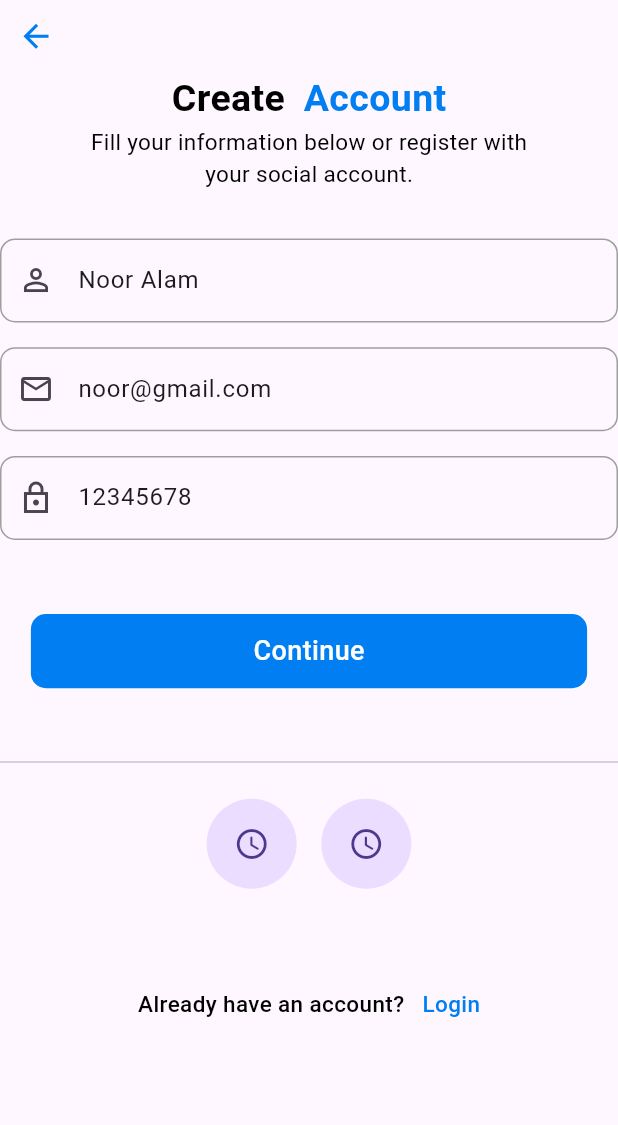
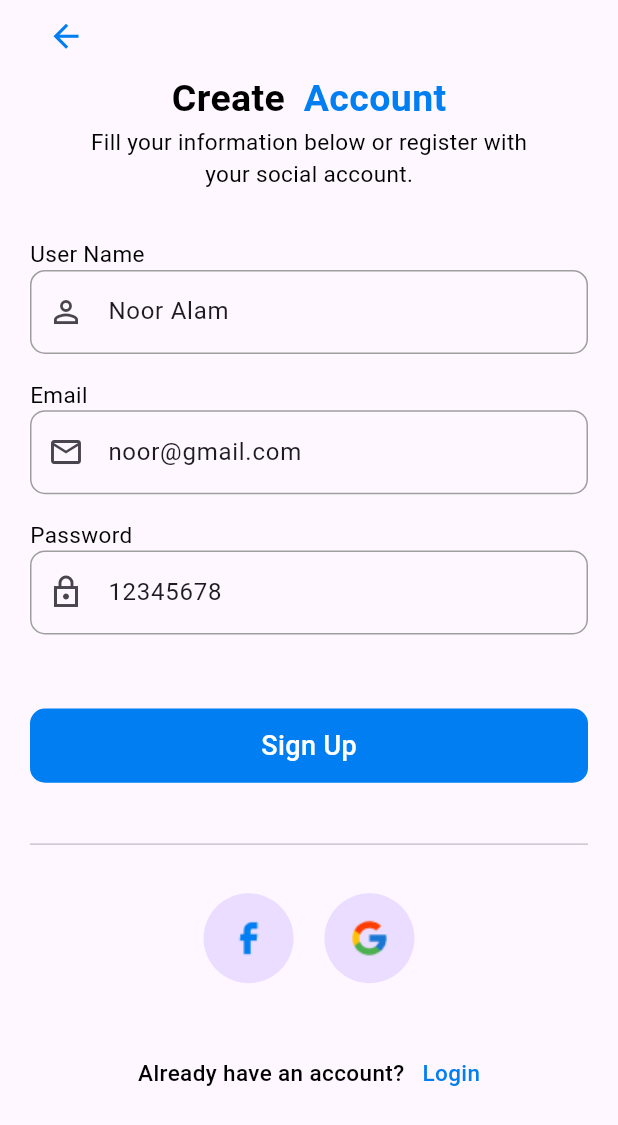
Before and after one commit to nooralom1/Hotel_Booking_app, a Flutter app: the screen it shows after launch, on a phone screen of 412 x 824 dp. Shown: the top 1125 px of the screen. Run offline on Flutter 3.47's test engine with Material 3 defaults, Android fonts, the phone set to English and light mode, and no system bars; our stand-ins replace get; missing offline and left inert: flutter_timer_countdown.

```diff
--- a/lib/view/screen/auth/sign_up.dart
+++ b/lib/view/screen/auth/sign_up.dart
@@ -2,9 +2,13 @@ import 'package:flutter/material.dart';
 import 'package:get/get.dart';
 import 'package:hotel_booking_app/controller/getx_controller/auth/sign_up.dart';
 import 'package:hotel_booking_app/utils/app_color.dart';
+import 'package:hotel_booking_app/view/common_widget/common_back_button.dart';
 import 'package:hotel_booking_app/view/common_widget/common_button.dart';
 import 'package:hotel_booking_app/view/common_widget/common_loading_button.dart';
 import 'package:hotel_booking_app/view/common_widget/common_text.dart';
+import 'package:hotel_booking_app/view/screen/auth/sign_in.dart';
+import 'package:hotel_booking_app/view/screen/auth/verify.dart';
+import 'package:hotel_booking_app/view/screen/auth/widget/circle_button.dart';
 import 'package:hotel_booking_app/view/screen/auth/widget/mail_field.dart';
 import 'package:hotel_booking_app/view/screen/auth/widget/name_field.dart';
 import 'package:hotel_booking_app/view/screen/auth/widget/pass_field.dart';
@@ -20,103 +24,92 @@ class SignUp extends StatelessWidget {
     return Scaffold(
       body: SafeArea(
         child: SingleChildScrollView(
+          child: Padding(
+            padding: const EdgeInsets.symmetric(horizontal: 20),
             child: Column(
               children: [
-              Row(
-                mainAxisAlignment: MainAxisAlignment.start,
-                children: [
-                  IconButton(
-                    onPressed: () {
-                      Get.back();
-                    },
-                    icon: const Icon(
-                      Icons.arrow_back,
-                      color: AppColor.primaryColor,
-                      size: 25,
-                    ),
-                  ),
-                ],
-              ),
-              Row(
-                mainAxisAlignment: MainAxisAlignment.center,
-                children: [
+                const Row(mainAxisAlignment: MainAxisAlignment.start, children: [
+                  CommonBackButton(),
+                ]),
+                Row(mainAxisAlignment: MainAxisAlignment.center, children: [
                   const CommonText(
-                    text: "Create",
-                    fSize: 25,
-                    fWeight: FontWeight.bold,
-                  ),
-                  SizedBox(
-                    width: screenWidth * 0.03,
-                  ),
+                      text: "Create", fSize: 25, fWeight: FontWeight.bold),
+                  SizedBox(width: screenWidth * 0.03),
                   const CommonText(
                     text: "Account",
                     fSize: 25,
                     fWeight: FontWeight.bold,
                     fColor: AppColor.primaryColor,
                   ),
-                ],
-              ),
-              const CommonText(text: "Fill your information below or register with"),
+                ]),
+                const CommonText(
+                    text: "Fill your information below or register with"),
                 const CommonText(text: "your social account."),
-              SizedBox(height: screenHeight*0.04,),
+                SizedBox(height: screenHeight * 0.04),
+                const Row(mainAxisAlignment: MainAxisAlignment.start, children: [
+                  CommonText(text: "User Name"),
+                ]),
                 NameField(
                     nameController: controller.nameController,
-                prefixIcon: Icons.person_outline,
-              ),
-              SizedBox(height: screenHeight*0.02,),
+                    prefixIcon: Icons.person_outline),
+                SizedBox(height: screenHeight * 0.02),
+                const Row(mainAxisAlignment: MainAxisAlignment.start, children: [
+                  CommonText(text: "Email"),
+                ]),
                 MailField(
                     mailController: controller.mailController,
-                prefixIcon: Icons.email_outlined,
-              ),
-              SizedBox(height: screenHeight*0.02,),
+                    prefixIcon: Icons.email_outlined),
+                SizedBox(height: screenHeight * 0.02),
+                const Row(mainAxisAlignment: MainAxisAlignment.start, children: [
+                  CommonText(text: "Password"),
+                ]),
                 PassField(
                     passController: controller.passController,
-                prefixIcon: Icons.lock_outline_sharp,
-              ),
-              SizedBox(height: screenHeight*0.06,),
-              Obx(() => controller.isLoading.isFalse
-                  ? CommonButton(
+                    prefixIcon: Icons.lock_outline_sharp),
+                SizedBox(height: screenHeight * 0.06),
+                Obx(() => controller.isLoading.value
+                    ? const CommonLoadingButton()
+                    : CommonButton(
                         height: screenHeight * 0.06,
-                      width: screenWidth * 0.9,
-                      btnName: "Continue",
-                      onTap: () {})
-                  : const CommonLoadingButton()),
-              SizedBox(height: screenHeight*0.05,),
+                        width: screenWidth,
+                        btnName: "Sign Up",
+                        onTap: () async {
+                          controller.isLoading.value = true;
+                          var status = await controller.signUpService();
+                          controller.isLoading.value = false;
+                          if (status) {
+                            Get.off(() => const Verify());
+                          }
+                        })),
+                SizedBox(height: screenHeight * 0.04),
                 const Divider(),
-              SizedBox(height: screenHeight*0.02,),
+                SizedBox(height: screenHeight * 0.03),
                 Row(
                   mainAxisAlignment: MainAxisAlignment.center,
                   children: [
-                  const CircleAvatar(
-                    radius: 30,
-                    child: Center(child: Icon(Icons.access_time_rounded)),
-                  ),
-                  SizedBox(width: screenWidth*0.04,),
-                  const CircleAvatar(
-                    radius: 30,
-                    child: Center(child: Icon(Icons.access_time_rounded)),
-                  ),
+                    const CircleButton(imageUrl: "assets/image/facebook_icon.png",),
+                    SizedBox(width: screenWidth * 0.05),
+                    const CircleButton(imageUrl: "assets/image/google_icon.png"),
                   ],
                 ),
-              SizedBox(height: screenHeight*0.08,),
+                SizedBox(height: screenHeight * 0.06),
                 Row(
                   mainAxisAlignment: MainAxisAlignment.center,
                   children: [
                     const CommonText(
                         text: "Already have an account?   ",
-                    fWeight: FontWeight.w500,
-                  ),
+                        fWeight: FontWeight.w500),
                     InkWell(
-                    onTap: () {},
+                      onTap: () {Get.to(()=>const SignIn());},
                       child: const CommonText(
                           text: "Login",
                           fWeight: FontWeight.w500,
-                      fColor: AppColor.primaryColor,
-                    ),
+                          fColor: AppColor.primaryColor),
                     ),
                   ],
-              )
+                ),
               ],
+            ),
           ),
         ),
       ),
```
Also changed, not shown: lib/view/screen/home/widget/recommended_hotel_view.dart (added, +102 -0 lines), assets/database/Rectangle 53.png (added). Lines whose indentation alone changed are shown as unchanged.
